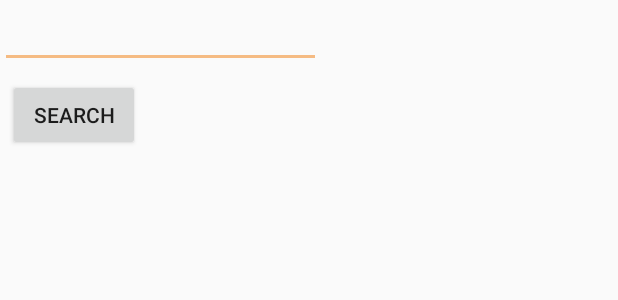
After one commit to squaddro/TANDIR, an Android app: the layout activity_search.xml on its own in the app's theme, with its tools: preview values and no code run, on a phone screen of 412 x 824 dp. The commit adds this screen. Shown: the top 300 px of the screen. Run offline under Robolectric (Android 15) with nearby library versions, the phone set to English and light mode, and no system bars; network calls fail; Roboto replaces fonts that are not available here.

Commit message:
added search activity xml

```diff
--- a/app/src/main/AndroidManifest.xml
+++ b/app/src/main/AndroidManifest.xml
@@ -7,7 +7,6 @@
     <uses-permission android:name="android.permission.WRITE_EXTERNAL_STORAGE" />
     <uses-permission android:name="android.permission.CAMERA" />
 
-
     <application
         android:allowBackup="true"
         android:icon="@mipmap/ic_launcher"
@@ -16,7 +15,8 @@
         android:supportsRtl="true"
         android:theme="@style/AppTheme"
         android:usesCleartextTraffic="true">
-        <activity android:name=".ShowRecipeActivity"></activity>
+        <activity android:name=".SearchActivity"></activity>
+        <activity android:name=".ShowRecipeActivity" />
         <activity android:name=".AddRecipeActivity" />
         <activity
             android:name=".RecipePageActivity"
--- a/app/src/main/res/layout/activity_recipe_page.xml
+++ b/app/src/main/res/layout/activity_recipe_page.xml
@@ -24,16 +24,15 @@
 
     <ListView
         android:id="@+id/listView1"
-        android:layout_width="wrap_content"
-        android:layout_height="500dip"
+        android:layout_width="match_parent"
+        android:layout_height="398dp"
         android:layout_below="@+id/listViewText1"
         android:layout_alignParentLeft="true"
         android:layout_alignParentTop="true"
         android:layout_marginLeft="0dp"
         android:layout_marginTop="30dp"
         android:divider="#000000"
-        android:dividerHeight="3dp">
-    </ListView>
+        android:dividerHeight="3dp"></ListView>
 
     <EditText
         android:id="@+id/listViewText2"
@@ -63,4 +62,13 @@
         android:layout_below="@+id/listViewText2"
         />
 
+    <Button
+        android:id="@+id/searchButton"
+        android:layout_width="wrap_content"
+        android:layout_height="wrap_content"
+        android:layout_below="@+id/listViewText2"
+        android:layout_marginTop="61dp"
+        android:layout_weight="1"
+        android:text="Search Recipe" />
+
 </RelativeLayout>
--- /dev/null
+++ b/app/src/main/res/layout/activity_search.xml
@@ -0,0 +1,42 @@
+<?xml version="1.0" encoding="utf-8"?>
+<RelativeLayout xmlns:android="http://schemas.android.com/apk/res/android"
+    xmlns:app="http://schemas.android.com/apk/res-auto"
+    xmlns:tools="http://schemas.android.com/tools"
+    android:layout_width="match_parent"
+    android:layout_height="match_parent"
+    tools:context="com.squadro.tandir.SearchActivity">
+
+    <EditText
+        android:id="@+id/editText_Search"
+        android:layout_width="wrap_content"
+        android:layout_height="wrap_content"
+        android:layout_alignParentStart="true"
+        android:layout_alignParentEnd="true"
+        android:layout_marginStart="0dp"
+        android:layout_marginEnd="198dp"
+        android:ems="10"
+        android:inputType="textPersonName" />
+
+    <Button
+        android:id="@+id/search_searchButton"
+        android:layout_width="wrap_content"
+        android:layout_height="wrap_content"
+        android:layout_below="@+id/editText_Search"
+        android:layout_alignStart="@+id/editText_Search"
+        android:layout_marginStart="5dp"
+        android:layout_marginTop="7dp"
+        android:text="Search" />
+
+
+    <ListView
+        android:id="@+id/search_listview"
+        android:layout_width="match_parent"
+        android:layout_height="398dp"
+        android:layout_below="@+id/search_searchButton"
+        android:layout_alignParentLeft="true"
+        android:layout_marginLeft="-3dp"
+        android:layout_marginTop="4dp"
+        android:divider="#000000"
+        android:dividerHeight="3dp"></ListView>
+
+</RelativeLayout>
```
